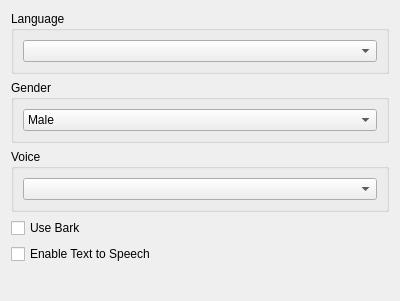
Capsize-Games/airunner, file src/airunner/widgets/tts/templates/tts_preferences.ui: the form before one commit.
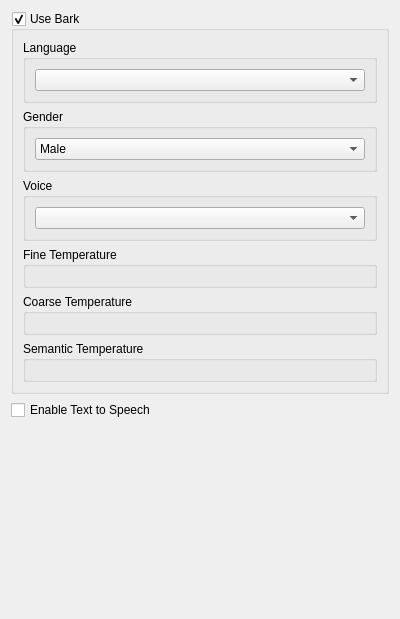
The form after the commit. Custom widgets are drawn as their Qt base class.

Patch:
```diff
--- a/src/airunner/widgets/tts/templates/tts_preferences.ui
+++ b/src/airunner/widgets/tts/templates/tts_preferences.ui
@@ -7,68 +7,14 @@
     <x>0</x>
     <y>0</y>
     <width>400</width>
-    <height>301</height>
+    <height>619</height>
    </rect>
   </property>
   <property name="windowTitle">
    <string>Form</string>
   </property>
-  <layout class="QGridLayout" name="gridLayout_2">
-   <item row="3" column="0">
-    <widget class="QCheckBox" name="use_bark">
-     <property name="text">
-      <string>Use Bark</string>
-     </property>
-    </widget>
-   </item>
-   <item row="0" column="0">
-    <widget class="QGroupBox" name="groupBox_3">
-     <property name="title">
-      <string>Language</string>
-     </property>
-     <layout class="QGridLayout" name="gridLayout_4">
-      <item row="0" column="0">
-       <widget class="QComboBox" name="language_combobox"/>
-      </item>
-     </layout>
-    </widget>
-   </item>
-   <item row="1" column="0">
-    <widget class="QGroupBox" name="groupBox_2">
-     <property name="title">
-      <string>Gender</string>
-     </property>
-     <layout class="QGridLayout" name="gridLayout_3">
-      <item row="0" column="0">
-       <widget class="QComboBox" name="gender_combobox">
-        <item>
-         <property name="text">
-          <string>Male</string>
-         </property>
-        </item>
-        <item>
-         <property name="text">
-          <string>Female</string>
-         </property>
-        </item>
-       </widget>
-      </item>
-     </layout>
-    </widget>
-   </item>
-   <item row="2" column="0">
-    <widget class="QGroupBox" name="groupBox">
-     <property name="title">
-      <string>Voice</string>
-     </property>
-     <layout class="QGridLayout" name="gridLayout">
-      <item row="0" column="0">
-       <widget class="QComboBox" name="voice_combobox"/>
-      </item>
-     </layout>
-    </widget>
-   </item>
-   <item row="5" column="0">
+  <layout class="QGridLayout" name="gridLayout_7">
+   <item row="10" column="0">
     <spacer name="verticalSpacer">
      <property name="orientation">
       <enum>Qt::Vertical</enum>
@@ -81,15 +27,220 @@
      </property>
     </spacer>
    </item>
-   <item row="4" column="0">
+   <item row="9" column="0">
     <widget class="QCheckBox" name="enable_tts">
      <property name="text">
       <string>Enable Text to Speech</string>
      </property>
     </widget>
    </item>
+   <item row="0" column="0">
+    <widget class="QGroupBox" name="use_bark">
+     <property name="title">
+      <string>Use Bark</string>
+     </property>
+     <property name="checkable">
+      <bool>true</bool>
+     </property>
+     <layout class="QGridLayout" name="gridLayout_8">
+      <item row="2" column="0">
+       <widget class="QGroupBox" name="groupBox">
+        <property name="title">
+         <string>Voice</string>
+        </property>
+        <layout class="QGridLayout" name="gridLayout">
+         <item row="0" column="0">
+          <widget class="QComboBox" name="voice_combobox"/>
+         </item>
+        </layout>
+       </widget>
+      </item>
+      <item row="0" column="0">
+       <widget class="QGroupBox" name="groupBox_3">
+        <property name="title">
+         <string>Language</string>
+        </property>
+        <layout class="QGridLayout" name="gridLayout_4">
+         <item row="0" column="0">
+          <widget class="QComboBox" name="language_combobox"/>
+         </item>
+        </layout>
+       </widget>
+      </item>
+      <item row="4" column="0">
+       <widget class="QGroupBox" name="groupBox_6">
+        <property name="title">
+         <string>Coarse Temperature</string>
+        </property>
+        <layout class="QGridLayout" name="gridLayout_2">
+         <item row="0" column="0">
+          <widget class="SliderWidget" name="semantic_temperature" native="true">
+           <property name="slider_minimum" stdset="0">
+            <number>1</number>
+           </property>
+           <property name="slider_maximum" stdset="0">
+            <number>100</number>
+           </property>
+           <property name="spinbox_minimum" stdset="0">
+            <double>0.000000000000000</double>
+           </property>
+           <property name="spinbox_maximum" stdset="0">
+            <double>1.000000000000000</double>
+           </property>
+           <property name="display_as_float" stdset="0">
+            <bool>true</bool>
+           </property>
+           <property name="settings_property" stdset="0">
+            <string>tts_settings.coarse_temperature</string>
+           </property>
+           <property name="slider_single_step" stdset="0">
+            <number>1</number>
+           </property>
+           <property name="slider_page_step" stdset="0">
+            <number>10</number>
+           </property>
+           <property name="spinbox_single_step" stdset="0">
+            <double>0.010000000000000</double>
+           </property>
+           <property name="spinbox_page_step" stdset="0">
+            <double>0.100000000000000</double>
+           </property>
+           <property name="slider_callback" stdset="0">
+            <string>handle_value_change</string>
+           </property>
+          </widget>
+         </item>
+        </layout>
+       </widget>
+      </item>
+      <item row="5" column="0">
+       <widget class="QGroupBox" name="groupBox_5">
+        <property name="title">
+         <string>Semantic Temperature</string>
+        </property>
+        <layout class="QGridLayout" name="gridLayout_6">
+         <item row="0" column="0">
+          <widget class="SliderWidget" name="semantic_temperature_3" native="true">
+           <property name="slider_minimum" stdset="0">
+            <number>1</number>
+           </property>
+           <property name="slider_maximum" stdset="0">
+            <number>100</number>
+           </property>
+           <property name="spinbox_minimum" stdset="0">
+            <double>0.000000000000000</double>
+           </property>
+           <property name="spinbox_maximum" stdset="0">
+            <double>1.000000000000000</double>
+           </property>
+           <property name="display_as_float" stdset="0">
+            <bool>true</bool>
+           </property>
+           <property name="settings_property" stdset="0">
+            <string>tts_settings.semantic_temperature</string>
+           </property>
+           <property name="slider_single_step" stdset="0">
+            <number>1</number>
+           </property>
+           <property name="slider_page_step" stdset="0">
+            <number>10</number>
+           </property>
+           <property name="spinbox_single_step" stdset="0">
+            <double>0.010000000000000</double>
+           </property>
+           <property name="spinbox_page_step" stdset="0">
+            <double>0.100000000000000</double>
+           </property>
+           <property name="slider_callback" stdset="0">
+            <string>handle_value_change</string>
+           </property>
+          </widget>
+         </item>
+        </layout>
+       </widget>
+      </item>
+      <item row="1" column="0">
+       <widget class="QGroupBox" name="groupBox_2">
+        <property name="title">
+         <string>Gender</string>
+        </property>
+        <layout class="QGridLayout" name="gridLayout_3">
+         <item row="0" column="0">
+          <widget class="QComboBox" name="gender_combobox">
+           <item>
+            <property name="text">
+             <string>Male</string>
+            </property>
+           </item>
+           <item>
+            <property name="text">
+             <string>Female</string>
+            </property>
+           </item>
+          </widget>
+         </item>
+        </layout>
+       </widget>
+      </item>
+      <item row="3" column="0">
+       <widget class="QGroupBox" name="groupBox_4">
+        <property name="title">
+         <string>Fine Temperature</string>
+        </property>
+        <layout class="QGridLayout" name="gridLayout_5">
+         <item row="0" column="0">
+          <widget class="SliderWidget" name="semantic_temperature_2" native="true">
+           <property name="slider_minimum" stdset="0">
+            <number>1</number>
+           </property>
+           <property name="slider_maximum" stdset="0">
+            <number>100</number>
+           </property>
+           <property name="spinbox_minimum" stdset="0">
+            <double>0.000000000000000</double>
+           </property>
+           <property name="spinbox_maximum" stdset="0">
+            <double>1.000000000000000</double>
+           </property>
+           <property name="display_as_float" stdset="0">
+            <bool>true</bool>
+           </property>
+           <property name="settings_property" stdset="0">
+            <string>tts_settings.fine_temperature</string>
+           </property>
+           <property name="slider_single_step" stdset="0">
+            <number>1</number>
+           </property>
+           <property name="slider_page_step" stdset="0">
+            <number>10</number>
+           </property>
+           <property name="spinbox_single_step" stdset="0">
+            <double>0.010000000000000</double>
+           </property>
+           <property name="spinbox_page_step" stdset="0">
+            <double>0.100000000000000</double>
+           </property>
+           <property name="slider_callback" stdset="0">
+            <string>handle_value_change</string>
+           </property>
+          </widget>
+         </item>
+        </layout>
+       </widget>
+      </item>
+     </layout>
+    </widget>
+   </item>
   </layout>
  </widget>
+ <customwidgets>
+  <customwidget>
+   <class>SliderWidget</class>
+   <extends>QWidget</extends>
+   <header>airunner/widgets/slider/slider_widget</header>
+   <container>1</container>
+  </customwidget>
+ </customwidgets>
  <resources/>
  <connections>
   <connection>
```
Left out of the diff: 54 changed lines with no effect on the pictures.
